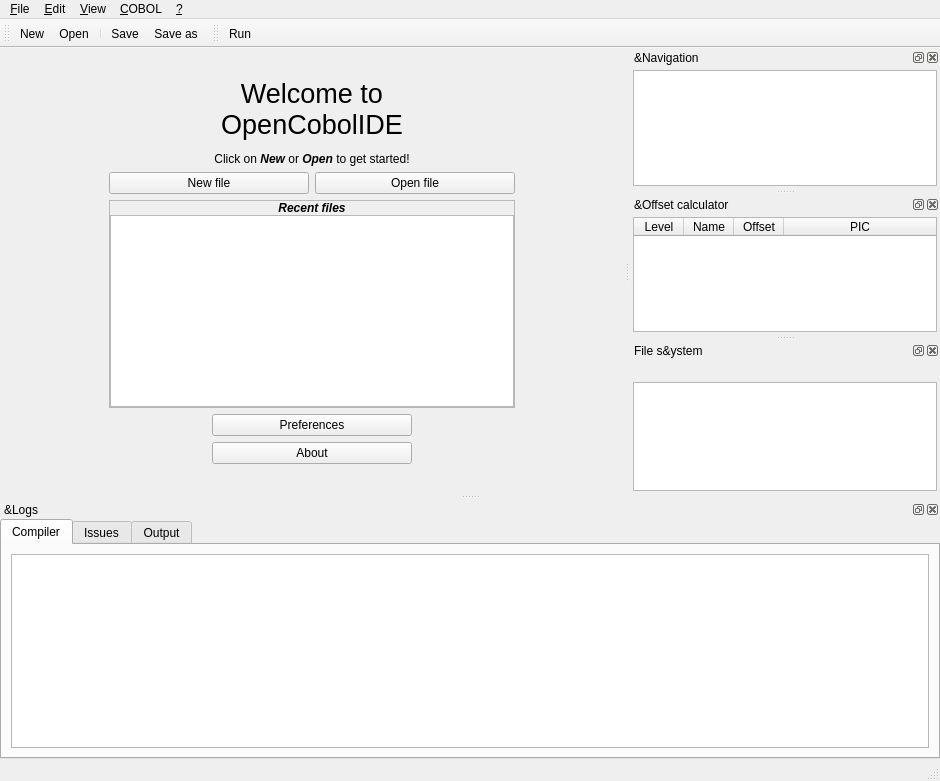
Qt form forms/ide.ui (OpenCobolIDE/OpenCobolIDE) before a commit.
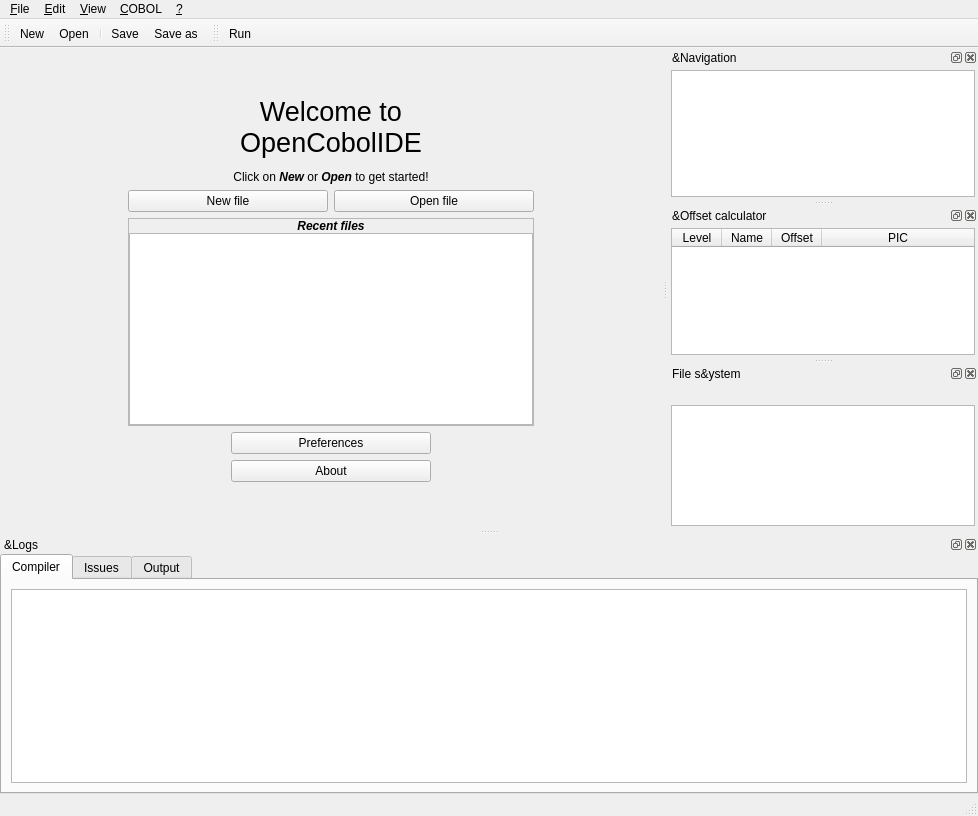
The same form after that commit. Icons and pictures are not drawn. Custom widgets are drawn as their Qt base class.

```diff
--- a/forms/ide.ui
+++ b/forms/ide.ui
@@ -6,8 +6,8 @@
    <rect>
     <x>0</x>
     <y>0</y>
-    <width>940</width>
-    <height>781</height>
+    <width>978</width>
+    <height>816</height>
    </rect>
   </property>
   <property name="minimumSize">
@@ -607,7 +607,7 @@
     <rect>
      <x>0</x>
      <y>0</y>
-     <width>940</width>
+     <width>978</width>
      <height>30</height>
     </rect>
    </property>
```
Left out of the diff: 13 changed lines with no effect on the pictures.
